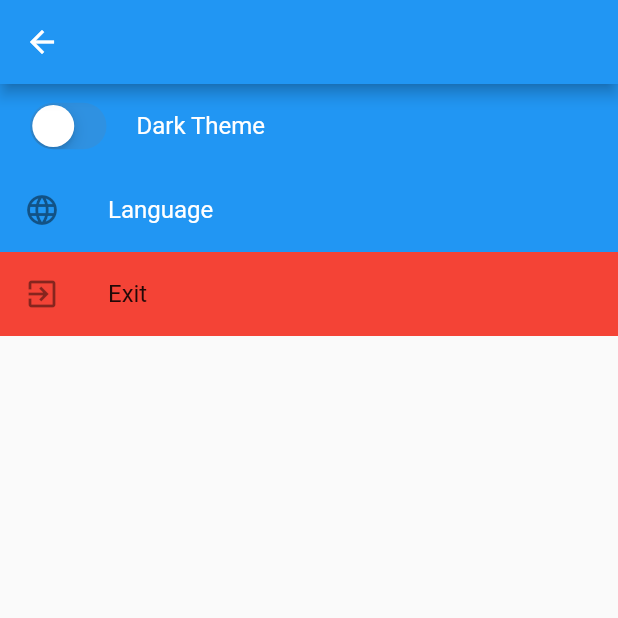
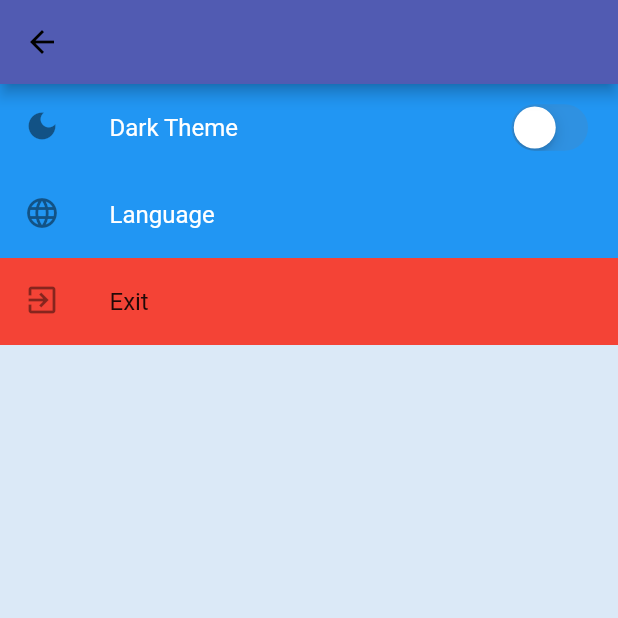
Before and after one commit to akturanilyas/password-recorder, a Flutter app: the Home screen opened directly, after a tap on the "settings" icon, on a phone screen of 412 x 824 dp, the top half of it. Run offline on Flutter 3.47's test engine with Material 2 defaults, Android fonts, the phone set to English and light mode, and no system bars; our stand-ins replace dio, flutter_slidable, loading_indicator, rflutter_alert, shared_preferences; missing offline and left inert: clickable_list_wheel_view, jwt_decode; accounts and stored records are empty; network calls fail; Roboto replaces fonts that are missing (Georgia).

Commit message:
Add: Light theme added. But need to be continue other pages.

```diff
--- a/lib/main.dart
+++ b/lib/main.dart
@@ -1,6 +1,7 @@
 import 'package:flutter/material.dart';
 import 'package:flutter_localizations/flutter_localizations.dart';
 import 'package:password_saver/generated/l10n.dart';
+import 'package:password_saver/src/constant/theme.dart';
 import 'package:password_saver/src/provider/auth_provider.dart';
 import 'package:password_saver/src/provider/navigation.provider.dart';
 import 'package:password_saver/src/provider/password_provider.dart';
@@ -25,7 +26,7 @@ class _MyApp extends StatelessWidget {
       ],
       child: ChangeNotifierProvider<PreferencesProvider>(
         create: (context) =>
-            PreferencesProvider(ThemeData.light(), Locale('en'), 'en', false),
+            PreferencesProvider(MyTheme.lightTheme, Locale('en'), 'en', false),
         child: Builder(
           builder: (context) => _materialAppWithTheme(context),
         ),
--- /dev/null
+++ b/lib/src/constant/theme.dart
@@ -0,0 +1,340 @@
+import 'package:flutter/cupertino.dart';
+import 'package:flutter/material.dart';
+
+class MyTheme {
+  static ThemeData lightTheme = ThemeData(
+    brightness: Brightness.light,
+    visualDensity: VisualDensity(vertical: 0.5, horizontal: 0.5),
+    primarySwatch: MaterialColor(
+      0xFFF5E0C3,
+      <int, Color>{
+        50: Color(0x1aF5E0C3),
+        100: Color(0xa1F5E0C3),
+        200: Color(0xaaF5E0C3),
+        300: Color(0xafF5E0C3),
+        400: Color(0xffF5E0C3),
+        500: Color(0xffEDD5B3),
+        600: Color(0xffDEC29B),
+        700: Color(0xffC9A87C),
+        800: Color(0xffB28E5E),
+        900: Color(0xff936F3E)
+      },
+    ),
+    fontFamily: 'Georgia',
+    primaryColor: Color(0xffDBE9F7),
+    primaryColorBrightness: Brightness.light,
+    primaryColorLight: Color(0x1aF5E0C3),
+    primaryColorDark: Color(0xff936F3E),
+    canvasColor: Color(0xff515BB2),
+    accentColor: Color(0xff457BE0),
+    accentColorBrightness: Brightness.light,
+    //todo Scaffold
+    scaffoldBackgroundColor: Color(0xffDBE9F7),
+    bottomAppBarColor: Color(0xff6D42CE),
+    // TODO CARD COLOR
+    cardColor: Color(0xff515BB2),
+    dividerColor: Color(0x1f6D42CE),
+    focusColor: Color(0x1aF5E0C3),
+    hoverColor: Color(0xffDEC29B),
+    highlightColor: Color(0xff936F3E),
+    splashColor: Color(0xff457BE0),
+//  splashFactory: # override create method from  InteractiveInkFeatureFactory
+    selectedRowColor: Colors.grey,
+    unselectedWidgetColor: Colors.grey.shade400,
+    disabledColor: Colors.grey.shade200,
+    buttonTheme: ButtonThemeData(
+        // buttonColor: Colors.red,
+
+        //button themes
+        ),
+    toggleButtonsTheme: ToggleButtonsThemeData(
+        //toggle button theme
+        ),
+    // buttonColor: Color(0xff936F3E),
+    // secondaryHeaderColor: Colors.grey,
+    // backgroundColor: Color(0xff457BE0),
+    // dialogBackgroundColor: Colors.white,
+    // indicatorColor: Color(0xff457BE0),
+    // hintColor: Colors.grey,
+    // errorColor: Colors.red,
+    // toggleableActiveColor: Color(0xff6D42CE),
+    textTheme: TextTheme(
+        bodyText1: TextStyle(
+          fontSize: 18,
+          color: Color(0xffDBE9F7),
+        ),
+        bodyText2: TextStyle(
+          color: Color(0xffDBE9F7),
+        ),
+        headline1: TextStyle(color: Color(0xff515BB2))
+        //text themes that contrast with card and canvas
+        ),
+    // primaryTextTheme: TextTheme(
+    //     //text theme that contrast with primary color
+    //     ),
+    // accentTextTheme: TextTheme(
+    //     //text theme that contrast with accent Color
+    //     ),
+    // inputDecorationTheme: InputDecorationTheme(
+    //     // default values for InputDecorator, TextField, and TextFormField
+    //     ),
+    // iconTheme: IconThemeData(
+    //     //icon themes that contrast with card and canvas
+    //     ),
+    // primaryIconTheme: IconThemeData(
+    //     //icon themes that contrast primary color
+    //     ),
+    // accentIconTheme: IconThemeData(
+    //     //icon themes that contrast accent color
+    //     ),
+    // sliderTheme: SliderThemeData(
+    //     // slider themes
+    //     ),
+    // tabBarTheme: TabBarTheme(
+    //     // tab bat theme
+    //     ),
+    // tooltipTheme: TooltipThemeData(
+    //     // tool tip theme
+    //     ),
+    // cardTheme: CardTheme(
+
+    //     // card theme
+    //     ),
+    // chipTheme: ChipThemeData(
+    //     backgroundColor: Color(0xff936F3E),
+    //     disabledColor: Color(0xaaF5E0C3),
+    //     shape: StadiumBorder(),
+    //     brightness: Brightness.light,
+    //     labelPadding: EdgeInsets.all(8),
+    //     labelStyle: TextStyle(),
+    //     padding: EdgeInsets.all(8),
+    //     secondaryLabelStyle: TextStyle(),
+    //     secondarySelectedColor: Colors.white38,
+    //     selectedColor: Colors.white
+    //     // chip theme
+    //     ),
+    // platform: TargetPlatform.android,
+    // materialTapTargetSize: MaterialTapTargetSize.padded,
+    // applyElevationOverlayColor: true,
+    // pageTransitionsTheme: PageTransitionsTheme(
+    //     //page transition theme
+    //     ),
+    appBarTheme: AppBarTheme(
+      color: Color(0xff515BB2),
+      actionsIconTheme: IconThemeData(color: Color(0xffDBE9F7)),
+      textTheme: TextTheme(bodyText1: TextStyle(color: Color(0xffDBE9F7))),
+      //app bar theme
+    ),
+    // bottomAppBarTheme: BottomAppBarTheme(
+    //     // bottom app bar theme
+    //     ),
+
+    colorScheme: ColorScheme(
+        primary: Color(0xff515BB2),
+        primaryVariant: Color(0x1AC9811D),
+        secondary: Colors.red,
+        secondaryVariant: Color(0xaaC9A87C),
+        brightness: Brightness.light,
+        background: Color(0xffB5BFD3),
+        error: Colors.red,
+        onBackground: Color(0xffB5BFD3),
+        onError: Colors.red,
+        onPrimary: Color(0xffEDD5B3),
+        onSecondary: Color(0xffC9A87C),
+        onSurface: Color(0xff457BE0),
+        surface: Color(0xff457BE0)),
+
+    // snackBarTheme: SnackBarThemeData(
+    //     // snack bar theme
+    //     ),
+    // dialogTheme: DialogTheme(
+    //     // dialog theme
+    //     ),
+    // floatingActionButtonTheme: FloatingActionButtonThemeData(
+    //     // floating action button theme
+    //     ),
+    // navigationRailTheme: NavigationRailThemeData(
+    //     // navigation rail theme
+    //     ),
+    // typography: Typography.material2018(),
+    // cupertinoOverrideTheme: CupertinoThemeData(
+    //     //cupertino theme
+    //     ),
+    // bottomSheetTheme: BottomSheetThemeData(
+    //     //bottom sheet theme
+    //     ),
+    // popupMenuTheme: PopupMenuThemeData(
+    //     //pop menu theme
+    //     ),
+    // bannerTheme: MaterialBannerThemeData(
+    //     // material banner theme
+    //     ),
+    // dividerTheme: DividerThemeData(
+    //     //divider, vertical divider theme
+    //     ),
+    // buttonBarTheme: ButtonBarThemeData(
+    //     // button bar theme
+    //     ),
+    // splashFactory: InkSplash.splashFactory,
+  );
+  static ThemeData darkTheme = ThemeData(
+      brightness: Brightness.dark,
+      visualDensity: VisualDensity(vertical: 0.5, horizontal: 0.5),
+      primarySwatch: MaterialColor(
+        0xFFF5E0C3,
+        <int, Color>{
+          50: Color(0x1a5D4524),
+          100: Color(0xa15D4524),
+          200: Color(0xaa5D4524),
+          300: Color(0xaf5D4524),
+          400: Color(0x1a483112),
+          500: Color(0xa1483112),
+          600: Color(0xaa483112),
+          700: Color(0xff483112),
+          800: Color(0xaf2F1E06),
+          900: Color(0xff2F1E06)
+        },
+      ),
+      primaryColor: Color(0xff5D4524),
+      primaryColorBrightness: Brightness.dark,
+      primaryColorLight: Color(0x1a311F06),
+      primaryColorDark: Color(0xff936F3E),
+      canvasColor: Color(0xFF2D47DA),
+      accentColor: Color(0xff457BE0),
+      accentColorBrightness: Brightness.dark,
+      scaffoldBackgroundColor: Color(0xffB5BFD3),
+      bottomAppBarColor: Color(0xff6D42CE),
+      cardColor: Color(0xaa311F06),
+      dividerColor: Color(0x1f6D42CE),
+      focusColor: Color(0x1a311F06),
+      hoverColor: Color(0xa15D4524),
+      highlightColor: Color(0xaf2F1E06),
+      splashColor: Color(0xff457BE0),
+//  splashFactory: # override create method from  InteractiveInkFeatureFactory
+      selectedRowColor: Colors.grey,
+      unselectedWidgetColor: Colors.grey.shade400,
+      disabledColor: Colors.grey.shade200,
+      buttonTheme: ButtonThemeData(
+//button themes
+          ),
+      toggleButtonsTheme: ToggleButtonsThemeData(
+//toggle button theme
+          ),
+      buttonColor: Color(0xff483112),
+      secondaryHeaderColor: Colors.grey,
+      textSelectionColor: Color(0x1a483112),
+      cursorColor: Color(0xff483112),
+      textSelectionHandleColor: Color(0xff483112),
+      backgroundColor: Color(0xFFE04580),
+      dialogBackgroundColor: Colors.white,
+      indicatorColor: Color(0xff457BE0),
+      hintColor: Colors.grey,
+      errorColor: Colors.red,
+      toggleableActiveColor: Color(0xff6D42CE),
+      textTheme: TextTheme(
+        bodyText1: TextStyle(color: Colors.red),
+//text themes that contrast with card and canvas
+      ),
+      primaryTextTheme: TextTheme(
+//text theme that contrast with primary color
+          ),
+      accentTextTheme: TextTheme(
+//text theme that contrast with accent Color
+          ),
+      inputDecorationTheme: InputDecorationTheme(
+// default values for InputDecorator, TextField, and TextFormField
+          ),
+      iconTheme: IconThemeData(
+//icon themes that contrast with card and canvas
+          ),
+      primaryIconTheme: IconThemeData(
+//icon themes that contrast primary color
+          ),
+      accentIconTheme: IconThemeData(
+//icon themes that contrast accent color
+          ),
+      sliderTheme: SliderThemeData(
+          // slider themes
+          ),
+      tabBarTheme: TabBarTheme(
+          // tab bat theme
+          ),
+      tooltipTheme: TooltipThemeData(
+          // tool tip theme
+          ),
+      cardTheme: CardTheme(
+          // card theme
+          ),
+      chipTheme: ChipThemeData(
+          backgroundColor: Color(0xff2F1E06),
+          disabledColor: Color(0xa15D4524),
+          shape: StadiumBorder(),
+          brightness: Brightness.dark,
+          labelPadding: EdgeInsets.all(8),
+          labelStyle: TextStyle(),
+          padding: EdgeInsets.all(8),
+          secondaryLabelStyle: TextStyle(),
+          secondarySelectedColor: Colors.white38,
+          selectedColor: Colors.white
+          // chip theme
+          ),
+      platform: TargetPlatform.android,
+      materialTapTargetSize: MaterialTapTargetSize.padded,
+      applyElevationOverlayColor: true,
+      pageTransitionsTheme: PageTransitionsTheme(
+          //page transition theme
+          ),
+      appBarTheme: AppBarTheme(
+          //app bar theme
+          ),
+      bottomAppBarTheme: BottomAppBarTheme(
+          // bottom app bar theme
+          ),
+      colorScheme: ColorScheme(
+          primary: Color(0xff5D4524),
+          primaryVariant: Color(0x1a311F06),
+          secondary: Color(0xff457BE0),
+          secondaryVariant: Color(0xaa457BE0),
+          brightness: Brightness.dark,
+          background: Color(0xffB5BFD3),
+          error: Colors.red,
+          onBackground: Color(0xffB5BFD3),
+          onError: Colors.red,
+          onPrimary: Color(0xff5D4524),
+          onSecondary: Color(0xff457BE0),
+          onSurface: Color(0xff457BE0),
+          surface: Color(0xff457BE0)),
+      snackBarTheme: SnackBarThemeData(
+          // snack bar theme
+          ),
+      dialogTheme: DialogTheme(
+          // dialog theme
+          ),
+      floatingActionButtonTheme: FloatingActionButtonThemeData(
+          // floating action button theme
+          ),
+      navigationRailTheme: NavigationRailThemeData(
+          // navigation rail theme
+          ),
+      typography: Typography.material2018(),
+      cupertinoOverrideTheme: CupertinoThemeData(
+          //cupertino theme
+          ),
+      bottomSheetTheme: BottomSheetThemeData(
+          //bottom sheet theme
+          ),
+      popupMenuTheme: PopupMenuThemeData(
+          //pop menu theme
+          ),
+      bannerTheme: MaterialBannerThemeData(
+          // material banner theme
+          ),
+      dividerTheme: DividerThemeData(
+          //divider, vertical divider theme
+          ),
+      buttonBarTheme: ButtonBarThemeData(
+          // button bar theme
+          ),
+      fontFamily: 'Georgia',
+      splashFactory: InkSplash.splashFactory);
+}
--- a/lib/src/ui/home/home.dart
+++ b/lib/src/ui/home/home.dart
@@ -1,6 +1,8 @@
+import 'package:curved_navigation_bar/curved_navigation_bar.dart';
 import 'package:flutter/material.dart';
 import 'package:loading_indicator/loading_indicator.dart';
 import 'package:password_saver/src/provider/password_provider.dart';
+import 'package:password_saver/src/provider/preferences_provider.dart';
 import 'package:password_saver/src/widget/password_popup.dart';
 import 'package:password_saver/src/widget/password_tile.dart';
 import 'package:provider/provider.dart';
@@ -14,6 +16,7 @@ class Home extends StatefulWidget {
 }
 
 class _HomeState extends State<Home> {
+  int page = 0;
   @override
   void initState() {
     Provider.of<PasswordProvider>(context, listen: false).getMyPasswords();
@@ -24,22 +27,64 @@ class _HomeState extends State<Home> {
   Widget build(BuildContext context) {
     final passwordProvider =
         Provider.of<PasswordProvider>(context, listen: true);
+    var theme =
+        Provider.of<PreferencesProvider>(context, listen: true).getTheme();
+    List<Widget> pages = [
+      MyPassword(passwordProvider, context),
+      AddPassword(),
+    ];
     return Scaffold(
+      bottomNavigationBar: CurvedNavigationBar(
+        animationCurve: Curves.linear,
+        backgroundColor: theme.scaffoldBackgroundColor,
+        color: theme.colorScheme.primary,
+        items: <Widget>[
+          Icon(Icons.list, size: 30, color: theme.primaryColor),
+          Icon(Icons.add, size: 30, color: theme.primaryColor),
+        ],
+        onTap: (index) {
+          setState(() {
+            page = index;
+          });
+        },
+      ),
       appBar: AppBar(
-        title: Text(S.of(context).myPassword),
+        title: Text(
+          S.of(context).myPassword,
+          style: theme.textTheme.bodyText1,
+        ),
         centerTitle: true,
         actions: <Widget>[
           IconButton(
             onPressed: () => {Navigator.pushNamed(context, '/settings')},
-              icon: Icon(Icons.settings, color: Colors.white))
+            icon: Icon(
+              Icons.settings,
+            ),
+          )
         ],
       ),
-      body: Column(
-        mainAxisAlignment: MainAxisAlignment.spaceBetween,
-        children: [
-          if (passwordProvider.isLoading)
-            Expanded(
-                child: Center(
+      body: pages[page],
+      //  _myPasswords(passwordProvider, context)
+    );
+  }
+}
+
+class MyPassword extends StatefulWidget {
+  const MyPassword(PasswordProvider passwordProvider, BuildContext context,
+      {Key? key})
+      : super(key: key);
+
+  @override
+  _MyPasswordState createState() => _MyPasswordState();
+}
+
+class _MyPasswordState extends State<MyPassword> {
+  @override
+  Widget build(BuildContext context) {
+    final passwordProvider =
+        Provider.of<PasswordProvider>(context, listen: true);
+    return passwordProvider.isLoading
+        ? Center(
             child: SizedBox(
               height: MediaQuery.of(context).size.height * .1,
               child: Center(
@@ -49,31 +94,124 @@ class _HomeState extends State<Home> {
                 ),
               ),
             ),
-            ))
-          else
-            myPasswords(),
-          InkWell(
-              onTap: () => {passwordPopUp(context)},
-              child: Container(
-                  color: Colors.blue,
-                  width: MediaQuery.of(context).size.width,
-                  height: MediaQuery.of(context).size.height * .1,
-                  child: Icon(Icons.add)))
+          )
+        : Padding(
+            padding: const EdgeInsets.all(8.0),
+            child: _passwordList(),
+          );
+  }
+
+  Widget _passwordList() {
+    final myPasswords =
+        Provider.of<PasswordProvider>(context, listen: true).myPasswords;
+    return ListView.builder(
+      itemCount: myPasswords.length,
+      itemBuilder: (BuildContext context, int index) {
+        return Card(
+          shape: RoundedRectangleBorder(
+            borderRadius: BorderRadius.circular(15.0),
+          ),
+          child: passwordTile(myPasswords[index], context),
+        );
+      },
+    );
+  }
+}
+
+class AddPassword extends StatefulWidget {
+  const AddPassword({Key? key}) : super(key: key);
+
+  @override
+  _AddPasswordState createState() => _AddPasswordState();
+}
+
+class _AddPasswordState extends State<AddPassword> {
+  @override
+  Widget build(BuildContext context) {
+    TextEditingController nameController = TextEditingController();
+    TextEditingController passwordController = TextEditingController();
+    TextEditingController descriptionController = TextEditingController();
+    final passwordProvider =
+        Provider.of<PasswordProvider>(context, listen: true);
+    var lang = S.of(context);
+    final theme =
+        Provider.of<PreferencesProvider>(context, listen: true).getTheme();
+    return Padding(
+      padding: const EdgeInsets.all(16.0),
+      child: Column(
+        mainAxisAlignment: MainAxisAlignment.spaceAround,
+        children: [
+          _form(nameController, lang, passwordController, descriptionController,
+              theme),
+          _createButton(context, theme, lang)
         ],
       ),
     );
   }
 
-  Widget myPasswords() {
-    final myPasswords =
-        Provider.of<PasswordProvider>(context, listen: true).myPasswords;
-    return Expanded(
-      child: ListView.builder(
-        itemCount: myPasswords.length,
-        itemBuilder: (BuildContext context, int index) {
-          return passwordTile(myPasswords[index], context);
-        },
+  TextButton _createButton(BuildContext context, ThemeData theme, S lang) {
+    return TextButton(
+      style: TextButton.styleFrom(
+          fixedSize: Size(MediaQuery.of(context).size.width,
+              MediaQuery.of(context).size.height * .1),
+          minimumSize: Size(30, 30),
+          backgroundColor: theme.canvasColor,
+          shape: RoundedRectangleBorder(
+              borderRadius: BorderRadius.all(Radius.circular(32)))),
+      onPressed: () {},
+      child: Text(
+        lang.create,
+        style: theme.textTheme.bodyText1,
       ),
     );
   }
+
+  Column _form(
+      TextEditingController nameController,
+      S lang,
+      TextEditingController passwordController,
+      TextEditingController descriptionController,
+      ThemeData theme) {
+    return Column(
+      children: <Widget>[
+        TextFormField(
+          style: theme.textTheme.headline1,
+          cursorColor: theme.canvasColor,
+          controller: nameController,
+          decoration: InputDecoration(
+              icon: Icon(
+                Icons.text_format,
+                color: theme.canvasColor,
+              ),
+              labelText: lang.passwordName,
+              labelStyle: theme.textTheme.headline1),
+        ),
+        TextFormField(
+          cursorColor: theme.canvasColor,
+          style: theme.textTheme.headline1,
+          controller: passwordController,
+          decoration: InputDecoration(
+              icon: Icon(
+                Icons.lock,
+                color: theme.canvasColor,
+              ),
+              labelText: lang.password,
+              labelStyle: theme.textTheme.headline1),
+        ),
+        TextFormField(
+          style: theme.textTheme.headline1,
+          cursorColor: theme.canvasColor,
+          controller: descriptionController,
+          decoration: InputDecoration(
+            icon: Icon(
+              Icons.description,
+              color: theme.canvasColor,
+            ),
+            labelText: lang.description,
+            labelStyle: theme.textTheme.headline1,
+          ),
+        ),
+      ],
+    );
   }
+}
--- a/lib/src/ui/setting/settings.dart
+++ b/lib/src/ui/setting/settings.dart
@@ -23,10 +23,11 @@ class SettingsPage extends StatelessWidget {
 
           ListTile(
             tileColor: Colors.blue,
-            leading: CupertinoSwitch(
+            leading: Icon(Icons.dark_mode),
+            trailing: CupertinoSwitch(
               value: pref.getIsDarkTheme(),
               onChanged: (value) {
-                pref.changeTheme(value);
+                pref.changeTheme(value: value);
               },
             ),
             title: Text(
--- a/pubspec.yaml
+++ b/pubspec.yaml
@@ -39,6 +39,7 @@ dependencies:
   jwt_decode: ^0.3.1
   flutter_slidable: ^0.6.0
   clickable_list_wheel_view: ^0.0.4
+  curved_navigation_bar: ^1.0.1
 
 dev_dependencies:
   flutter_test:
```
Also changed, not shown: lib/src/provider/preferences_provider.dart (+4 -4 lines), lib/src/ui/setting/language.dart (+7 -1 lines), lib/src/widget/password_tile.dart (+7 -4 lines), pubspec.lock. Lines whose indentation alone changed are shown as unchanged.
